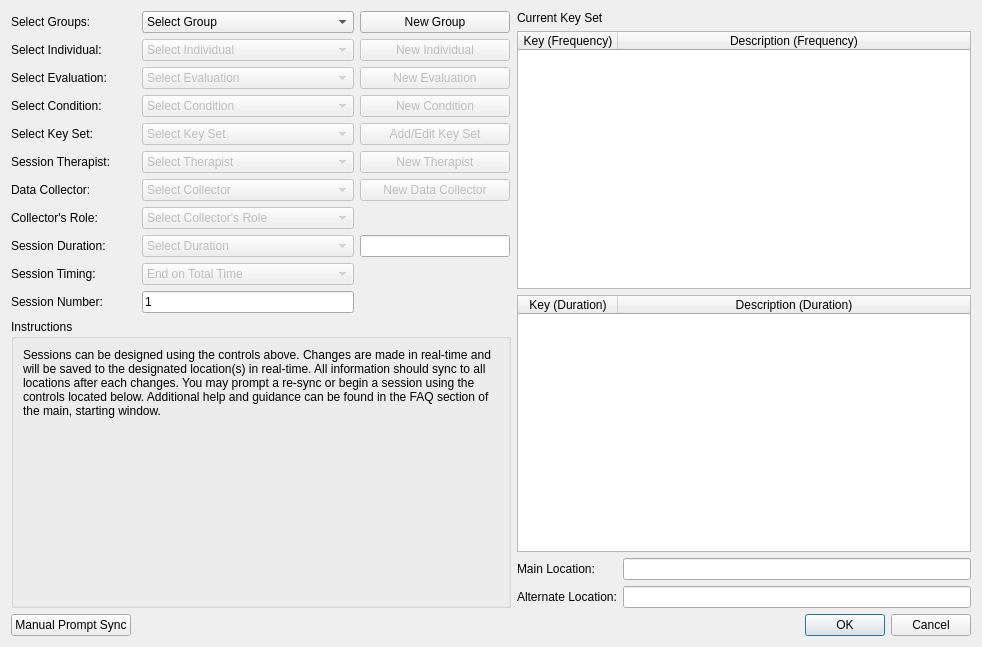
Above: sessionwindow.ui from miyamot0/DataTracker3 before the change. Below: the same form after it.
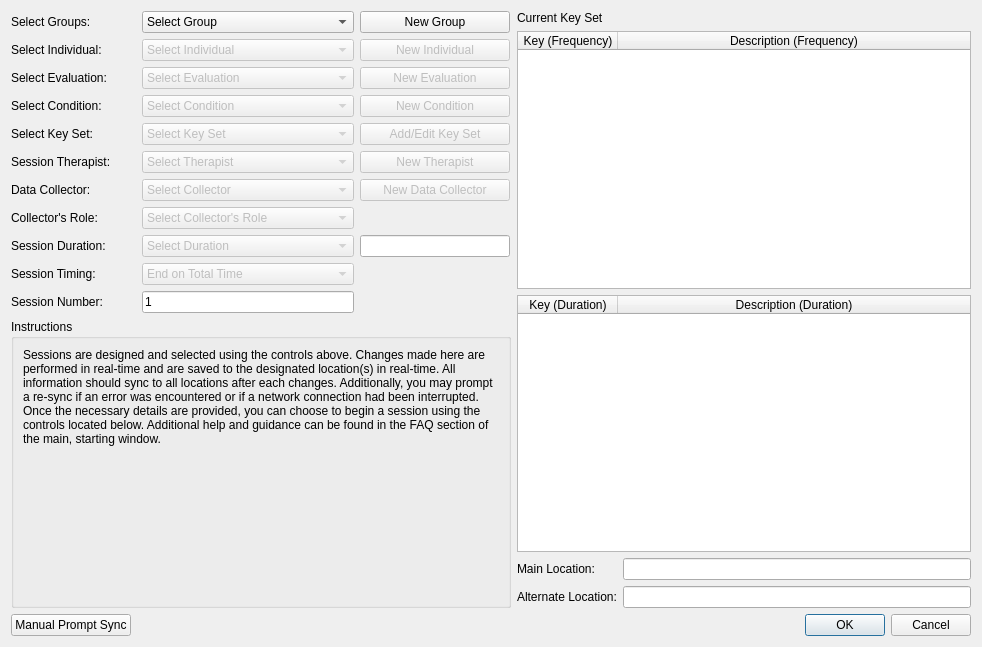
That is the form after the change.

What changed in the file:
```diff
--- a/sessionwindow.ui
+++ b/sessionwindow.ui
@@ -1145,7 +1145,7 @@
              <item>
               <widget class="QLabel" name="label_3">
                <property name="text">
-                <string>&lt;html&gt;&lt;head/&gt;&lt;body&gt;&lt;p&gt;Sessions can be designed using the controls above. Changes are made in real-time and will be saved to the designated location(s) in real-time. All information should sync to all locations after each changes. You may prompt a re-sync or begin a session using the controls located below. Additional help and guidance can be found in the FAQ section of the main, starting window.&lt;/p&gt;&lt;/body&gt;&lt;/html&gt;</string>
+                <string>&lt;html&gt;&lt;head/&gt;&lt;body&gt;&lt;p&gt;Sessions are designed and selected using the controls above. Changes made here are performed in real-time and are saved to the designated location(s) in real-time. All information should sync to all locations after each changes. Additionally, you may prompt a re-sync if an error was encountered or if a network connection had been interrupted. Once the necessary details are provided, you can choose to begin a session using the controls located below. Additional help and guidance can be found in the FAQ section of the main, starting window.&lt;/p&gt;&lt;/body&gt;&lt;/html&gt;</string>
                </property>
                <property name="alignment">
                 <set>Qt::AlignLeading|Qt::AlignLeft|Qt::AlignTop</set>
```
